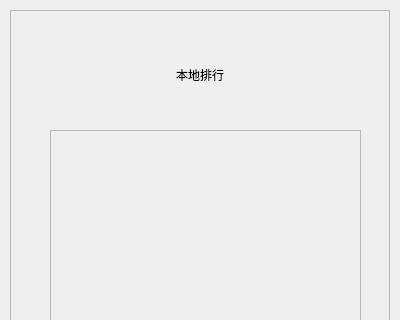
Qt form game.ui (duoaidaoc/word-memorize-software) before a commit; both pictures show x 0 to 400 and y 0 to 320 of the 400 by 500 pixel window.
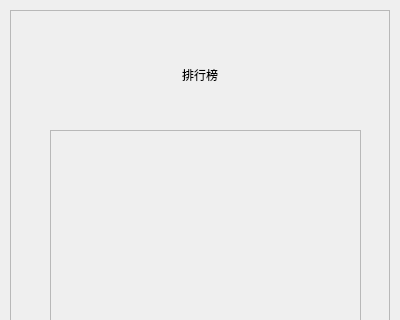
The same form after that commit. The open tabs and pages were chosen to show the change. Custom widgets are drawn as their Qt base class.

Commit message: 拼手速小游戏排行榜连接数据库

```diff
--- a/game.ui
+++ b/game.ui
@@ -353,7 +353,7 @@
        </rect>
       </property>
       <property name="text">
-       <string>本地排行</string>
+       <string>排行榜</string>
       </property>
       <property name="alignment">
        <set>Qt::AlignCenter</set>
```
Left out of the diff: 2 changed lines with no effect on the pictures. The commit also changes 3 other files.
